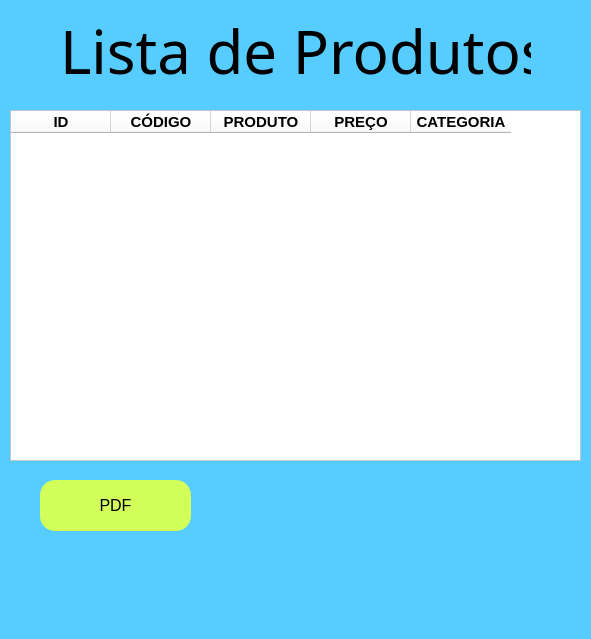
ImpactPark/Cadastro_Produtos, file lista_produtos.ui: the form before one commit.
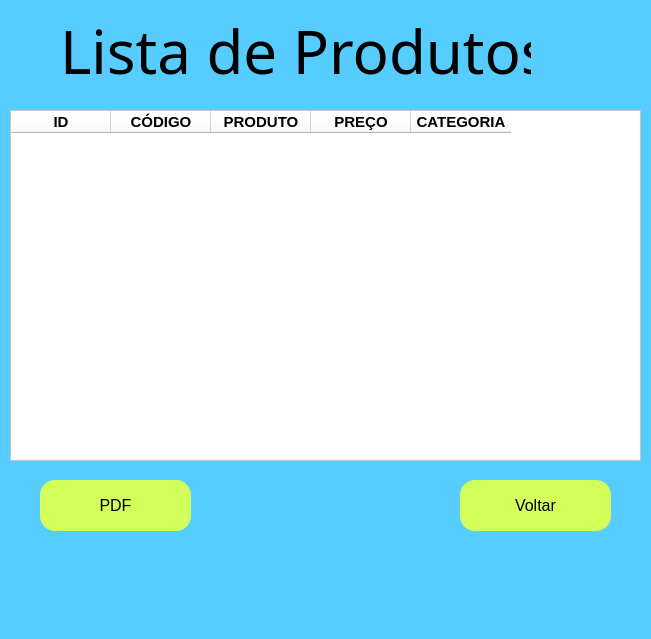
The form after the commit.

```diff
--- a/lista_produtos.ui
+++ b/lista_produtos.ui
@@ -6,7 +6,7 @@
    <rect>
     <x>0</x>
     <y>0</y>
-    <width>591</width>
+    <width>651</width>
     <height>639</height>
    </rect>
   </property>
@@ -41,7 +41,7 @@
      <rect>
       <x>10</x>
       <y>110</y>
-      <width>571</width>
+      <width>631</width>
       <height>351</height>
      </rect>
     </property>
@@ -157,6 +157,34 @@
      <string>PDF</string>
     </property>
    </widget>
+   <widget class="QPushButton" name="pushButton_3">
+    <property name="geometry">
+     <rect>
+      <x>460</x>
+      <y>480</y>
+      <width>151</width>
+      <height>51</height>
+     </rect>
+    </property>
+    <property name="font">
+     <font>
+      <family>Microsoft YaHei UI</family>
+      <pointsize>12</pointsize>
+      <weight>50</weight>
+      <bold>false</bold>
+     </font>
+    </property>
+    <property name="styleSheet">
+     <string notr="true">background-color: rgb(211, 255, 90);
+border-color: rgb(0, 0, 0);
+border-radius: 15px;
+border-width: 2px;
+border-color: rgb(0, 0, 0);</string>
+    </property>
+    <property name="text">
+     <string>Voltar</string>
+    </property>
+   </widget>
   </widget>
   <widget class="QMenuBar" name="menubar">
    <property name="geometry">
```
Left out of the diff: 2 changed lines with no effect on the pictures.
